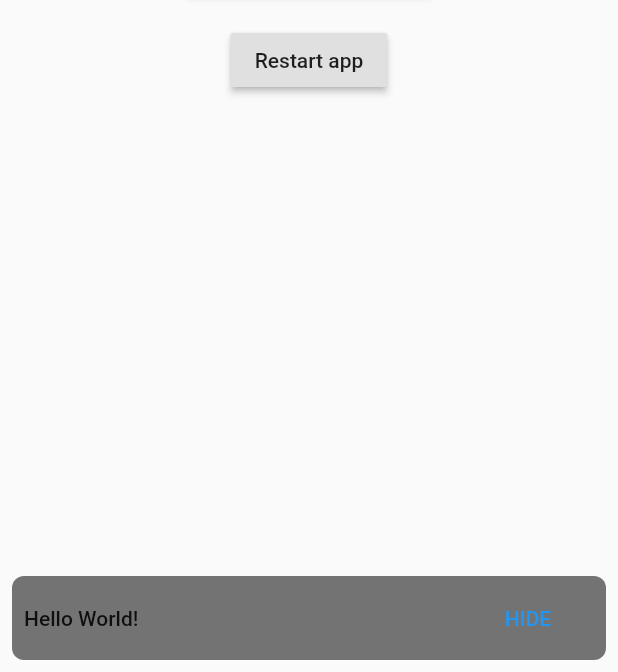
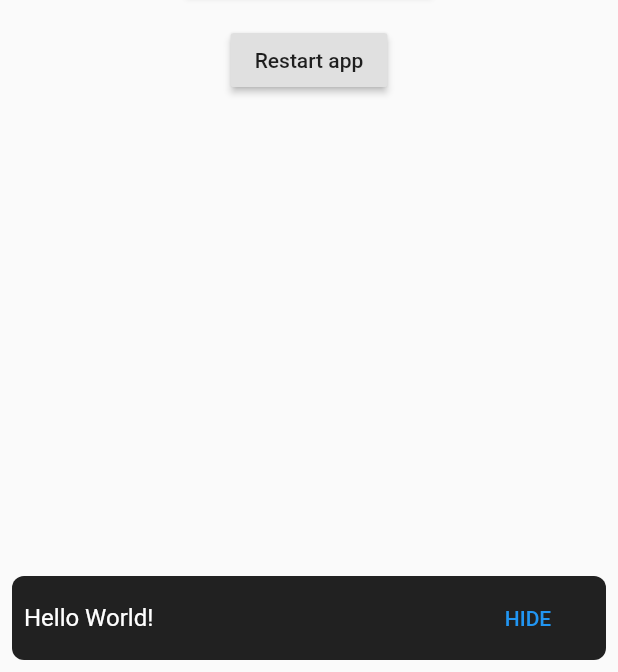
Before and after one commit to nLoops/General-Utilities, a Flutter app: the screen it shows after launch, after a tap on "Show Snackbar widget", on a phone screen of 412 x 824 dp, the part 564-1236 px from its top. Run offline on Flutter 3.47's test engine with Material 2 defaults, Android fonts, the phone set to English and light mode, and no system bars.

Commit message:
Add options to custom snack_bar_widget.dart

```diff
--- a/example/lib/main.dart
+++ b/example/lib/main.dart
@@ -102,9 +102,7 @@ class _MyHomePageState extends State<MyHomePage> {
       onPressed: () {
         // Show snackbar and action to hide it
         SnackBarWidget.show(context, 'Hello World!',
-            action: () => SnackBarWidget.hide(),
-            actionTitle: 'HIDE',
-            backgroundColor: Colors.black54);
+            action: () => SnackBarWidget.hide(), actionTitle: 'HIDE');
       },
       child: Text('Show Snackbar widget'),
     );
--- a/lib/src/snack_bar_widget.dart
+++ b/lib/src/snack_bar_widget.dart
@@ -6,19 +6,28 @@ import 'package:general_utilities/src/res/dimens.dart';
 /// [hide] make snackbar not visible after passed duration
 class SnackBarWidget extends StatelessWidget {
   const SnackBarWidget(
-      {Key key, this.msg, this.action, this.actionTitle, this.backgroundColor})
+      {Key key,
+      this.msg,
+      this.action,
+      this.actionTitle,
+      this.backgroundColor = Colors.black87,
+      this.msgStyle =
+          const TextStyle(fontSize: kDimenNormal, color: Colors.white)})
       : super(key: key);
 
   final String msg;
   final VoidCallback action;
   final String actionTitle;
   final Color backgroundColor;
+  final TextStyle msgStyle;
   static OverlayEntry currentLoader;
 
   static void show(BuildContext context, String msg,
       {VoidCallback action,
       String actionTitle,
-      Color backgroundColor,
+      Color backgroundColor = Colors.black87,
+      TextStyle msgStyle =
+          const TextStyle(fontSize: kDimenNormal, color: Colors.white),
       Duration duration = const Duration(seconds: 2)}) {
     currentLoader = OverlayEntry(builder: (_) {
       return _SnackBarBody(
@@ -26,6 +35,7 @@ class SnackBarWidget extends StatelessWidget {
         action: action,
         actionTitle: actionTitle,
         backgroundColor: backgroundColor,
+        msgStyle: msgStyle,
       );
     });
 
@@ -46,6 +56,7 @@ class SnackBarWidget extends StatelessWidget {
       actionTitle: actionTitle,
       action: action,
       backgroundColor: backgroundColor,
+      msgStyle: msgStyle,
     );
   }
 }
@@ -56,7 +67,8 @@ class _SnackBarBody extends StatelessWidget {
       @required this.msg,
       this.action,
       this.actionTitle,
-      this.backgroundColor = Colors.black54})
+      this.msgStyle,
+      this.backgroundColor})
       : assert(msg != null),
         super(key: key);
 
@@ -64,6 +76,7 @@ class _SnackBarBody extends StatelessWidget {
   final VoidCallback action;
   final String actionTitle;
   final Color backgroundColor;
+  final TextStyle msgStyle;
 
   @override
   Widget build(BuildContext context) {
@@ -102,7 +115,7 @@ class _SnackBarBody extends StatelessWidget {
                 msg,
                 maxLines: 1,
                 overflow: TextOverflow.ellipsis,
-                style: Theme.of(context).textTheme.bodyText1,
+                style: msgStyle,
               ),
             ),
             SizedBox(
--- a/pubspec.yaml
+++ b/pubspec.yaml
@@ -1,6 +1,6 @@
 name: general_utilities
 description: A set of general utilites that required in any project pure in dart and cut the waste time of repetitive tasks.
-version: 0.0.5+1
+version: 0.0.6
 homepage: https://github.com/nLoops/General-Utilities
 
 environment:
```
Also changed, not shown: example/pubspec.lock.
